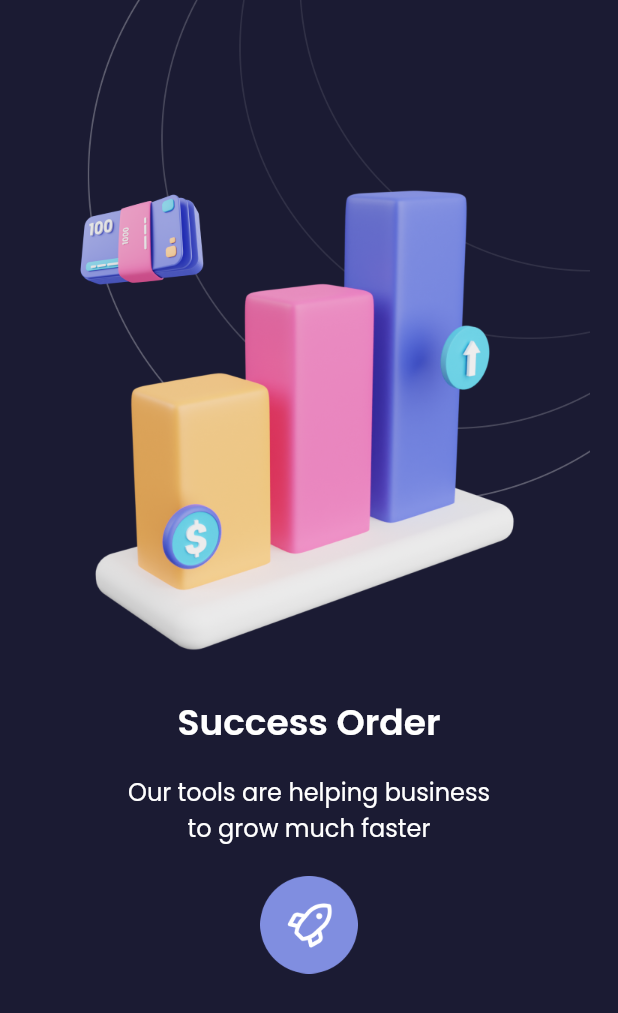
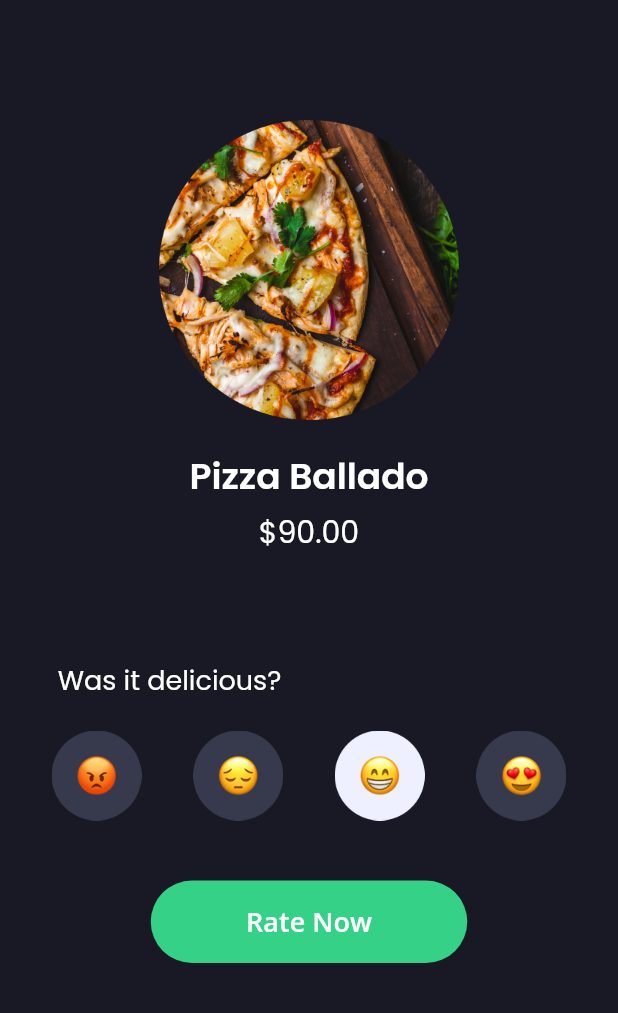
Before and after one commit to zakariyah24/sevendays-slicing, a Flutter app: the screen it shows after launch, on a phone screen of 412 x 824 dp. Shown: the top 1013 px of the screen. Run offline on Flutter 3.47's test engine with Material 2 defaults, Android fonts, the phone set to English and light mode, and no system bars; our stand-ins replace google_fonts.

Commit message:
add first rating.dart

```diff
--- a/lib/main.dart
+++ b/lib/main.dart
@@ -1,5 +1,6 @@
 import 'package:flutter/material.dart';
 import 'package:sevendays/pages/first_empty.dart';
+import 'package:sevendays/pages/first_rating.dart';
 import 'package:sevendays/pages/first_signin.dart';
 import 'package:sevendays/pages/first_splash.dart';
 import 'package:sevendays/pages/first_started.dart';
@@ -20,7 +21,7 @@ class SevenDays extends StatelessWidget {
   Widget build(BuildContext context) {
     return const MaterialApp(
       debugShowCheckedModeBanner: false,
-      home: SecondEmpty(),
+      home: FirstRating(),
     );
   }
 }
--- /dev/null
+++ b/lib/pages/first_rating.dart
@@ -0,0 +1,79 @@
+import 'package:flutter/material.dart';
+import 'package:google_fonts/google_fonts.dart';
+import 'package:sevendays/widgets/theme.dart';
+
+class FirstRating extends StatelessWidget {
+  const FirstRating({Key? key}) : super(key: key);
+
+  @override
+  Widget build(BuildContext context) {
+    return Scaffold(
+      backgroundColor: const Color(0xff181925),
+      body: Center(
+        child: Column(
+          mainAxisAlignment: MainAxisAlignment.start,
+          crossAxisAlignment: CrossAxisAlignment.center,
+          children: [
+            const SizedBox(height: 80),
+            Image.asset("assets/pizza.png", width: 200),
+            const SizedBox(height: 20),
+            Text(
+              "Pizza Ballado",
+              style: boldTextStyle1,
+            ),
+            Padding(
+              padding: const EdgeInsets.only(top: 4),
+              child: Text(
+                "\$90.00",
+                style: GoogleFonts.poppins(fontSize: 20, color: Colors.white),
+              ),
+            ),
+            const SizedBox(height: 70),
+            Padding(
+              padding: const EdgeInsets.only(right: 186),
+              child: Text(
+                "Was it delicious?",
+                style: GoogleFonts.poppins(
+                    fontSize: 18,
+                    color: Colors.white,
+                    fontWeight: FontWeight.w400),
+              ),
+            ),
+            const SizedBox(height: 20),
+            Row(
+              mainAxisAlignment: MainAxisAlignment.spaceEvenly,
+              crossAxisAlignment: CrossAxisAlignment.center,
+              children: [
+                Image.asset("assets/emoji_one.png", width: 60),
+                Image.asset("assets/emoji_two.png", width: 60),
+                Image.asset("assets/emoji_three.png", width: 60),
+                Image.asset("assets/emoji_four.png", width: 60),
+              ],
+            ),
+            const SizedBox(height: 40),
+            SizedBox(
+              child: TextButton(
+                style: TextButton.styleFrom(
+                  backgroundColor: const Color(0xff34D186),
+                  shape: RoundedRectangleBorder(
+                    borderRadius: BorderRadius.circular(60),
+                  ),
+                ),
+                onPressed: (() {}),
+                child: Text(
+                  "Rate Now",
+                  style: GoogleFonts.openSans(
+                      fontSize: 18,
+                      fontWeight: FontWeight.w600,
+                      color: const Color(0xffFFFFFF)),
+                ),
+              ),
+              height: 55,
+              width: 211,
+            ),
+          ],
+        ),
+      ),
+    );
+  }
+}
```
Also changed, not shown: assets/emoji_four.png (added), assets/emoji_one.png (added), assets/emoji_three.png (added), assets/emoji_two.png (added), assets/home_office.png (added), assets/pizza.png (added).
